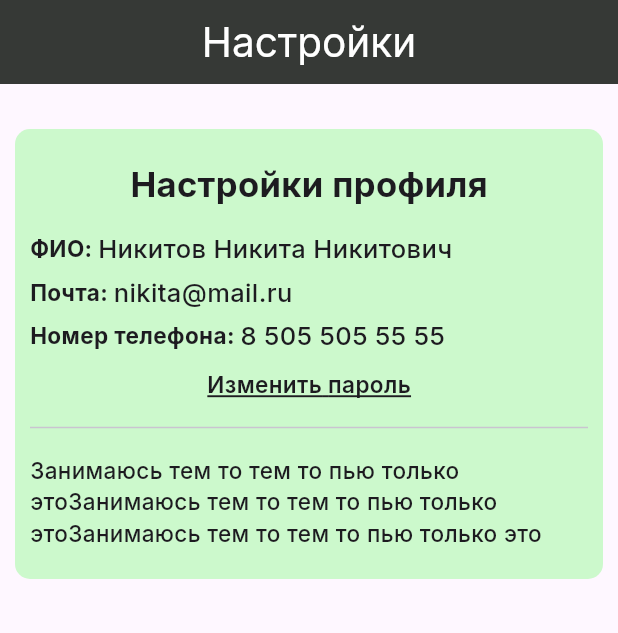
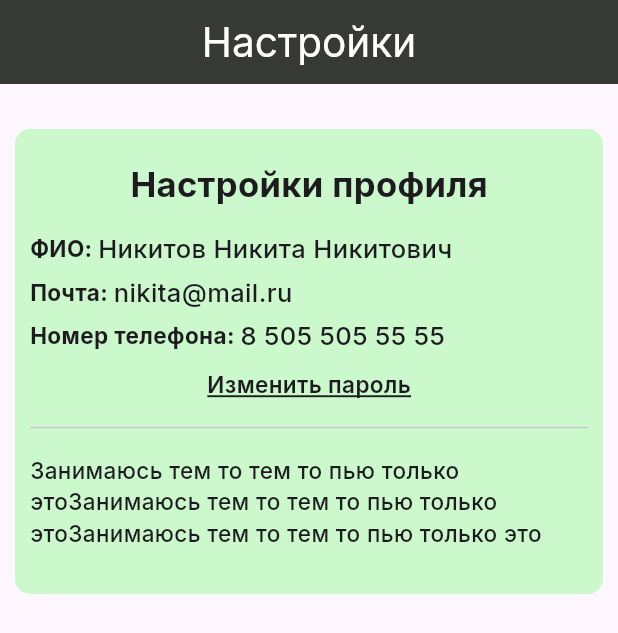
Before and after one commit to RimidalU/freight-carrier-aggregator-screens, a Flutter app: the screen it shows after launch, on a phone screen of 412 x 824 dp. Shown: the top 633 px of the screen. Run offline on Flutter 3.47's test engine with Material 2 defaults, Android fonts, the phone set to English and light mode, and no system bars; our stand-ins replace flutter_svg, google_fonts.

Commit message:
fix: change input data

```diff
--- a/lib/views/contractor_info_screen.dart
+++ b/lib/views/contractor_info_screen.dart
@@ -161,7 +161,7 @@ class ContractorInfoShort extends StatelessWidget {
           width: double.infinity,
           alignment: Alignment.center,
           child: Text(
-            clientInfoFull['name'].toString(),
+            contractorInfoFull['name'].toString(),
             style: const TextStyle(
               fontWeight: FontWeight.w700,
               fontSize: 23,
--- a/lib/views/settings_screen.dart
+++ b/lib/views/settings_screen.dart
@@ -136,6 +136,9 @@ class UserInfo extends StatelessWidget {
             fontSize: 15,
           ),
         ),
+        const SizedBox(
+          height: 10,
+        ),
       ],
     );
   }
```
